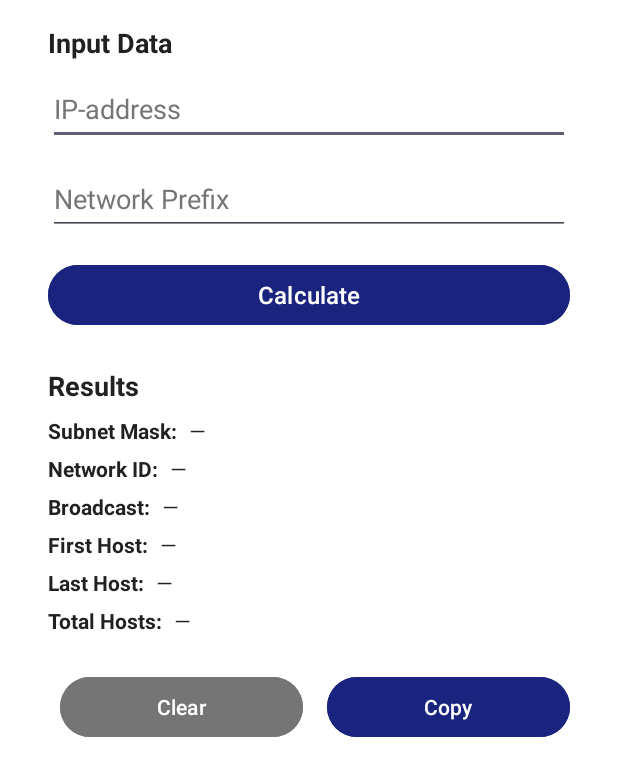
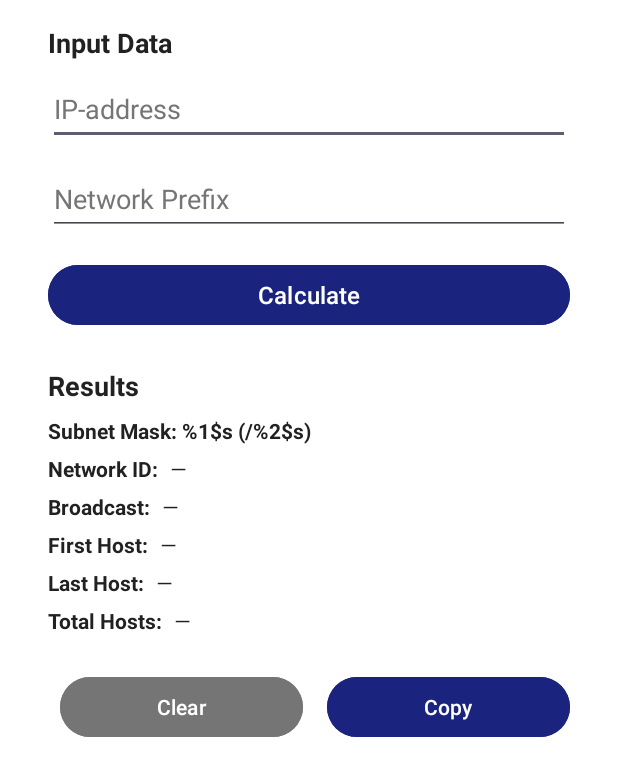
Before and after one commit to OlegTony/IP-calculator, an Android app: the layout activity_main.xml on its own in the app's theme, with its tools: preview values and no code run, on a phone screen of 412 x 824 dp. Shown: the top 776 px of the screen. Run offline under Robolectric (Android 15) with nearby library versions, the phone set to English and light mode, and no system bars.

Commit message:
Commit 3: Display CIDR prefix next to subnet mask with adaptive layout

```diff
--- a/app/src/main/res/layout/activity_main.xml
+++ b/app/src/main/res/layout/activity_main.xml
@@ -81,19 +81,17 @@
             android:orientation="horizontal"
             android:layout_marginBottom="6dp">
             <TextView
-                android:layout_width="wrap_content"
+                android:id="@+id/tvNetmask"
+                android:layout_width="match_parent"
                 android:layout_height="wrap_content"
                 android:text="@string/label_subnet_mask"
                 android:textStyle="bold"
                 android:textColor="@color/text_high_contrast"
-                android:layout_marginEnd="8dp" />
-            <TextView
-                android:id="@+id/tvNetmask"
-                android:layout_width="0dp"
-                android:layout_height="wrap_content"
-                android:layout_weight="1"
-                android:text="@string/default_placeholder"
-                android:textColor="@color/text_high_contrast" />
+                android:maxLines="1"
+                android:autoSizeTextType="uniform"
+                android:autoSizeMinTextSize="11sp"
+                android:autoSizeMaxTextSize="14sp"
+                android:autoSizeStepGranularity="1sp" />
         </LinearLayout>
 
         <!-- Network ID -->
--- a/app/src/main/res/values/strings.xml
+++ b/app/src/main/res/values/strings.xml
@@ -9,7 +9,7 @@
 
     <!-- Results section -->
     <string name="title_analysis_results">Results</string>
-    <string name="label_subnet_mask">Subnet Mask:</string>
+    <string name="label_subnet_mask">Subnet Mask: %1$s (/%2$s)</string>
     <string name="label_network_id">Network ID:</string>
     <string name="label_broadcast_address">Broadcast:</string>
     <string name="label_first_usable_host">First Host:</string>
```
Also changed, not shown: app/src/main/java/com/oleg/ipcalculator/MainActivity.kt (+13 -8 lines), 1 other file.
